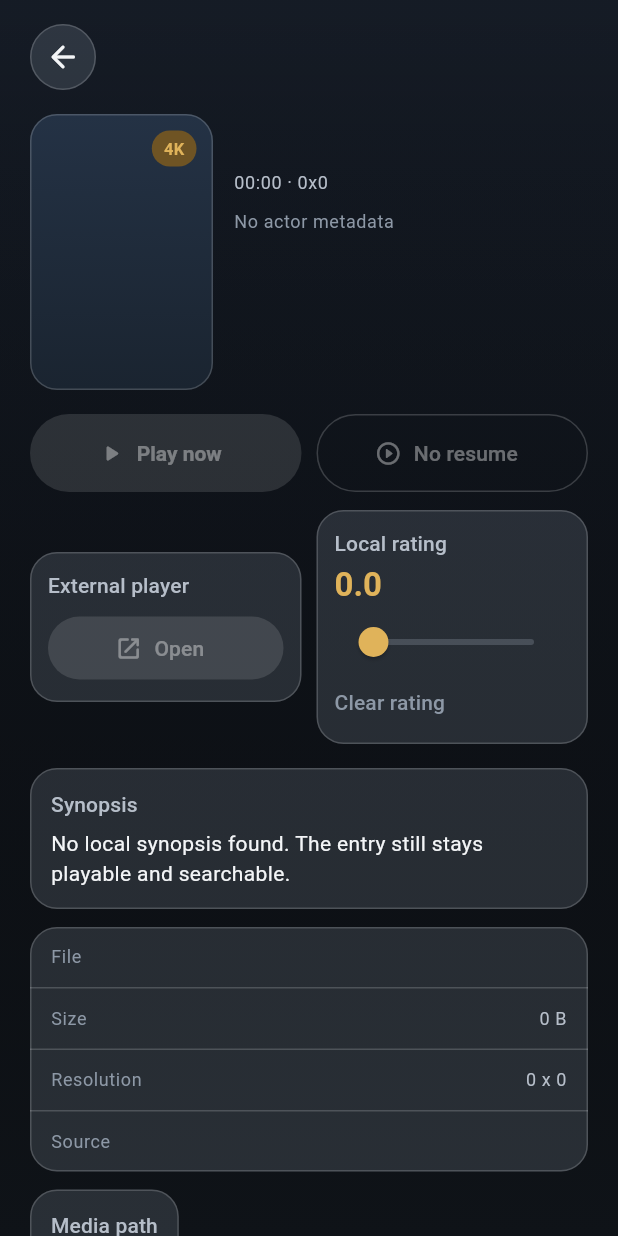
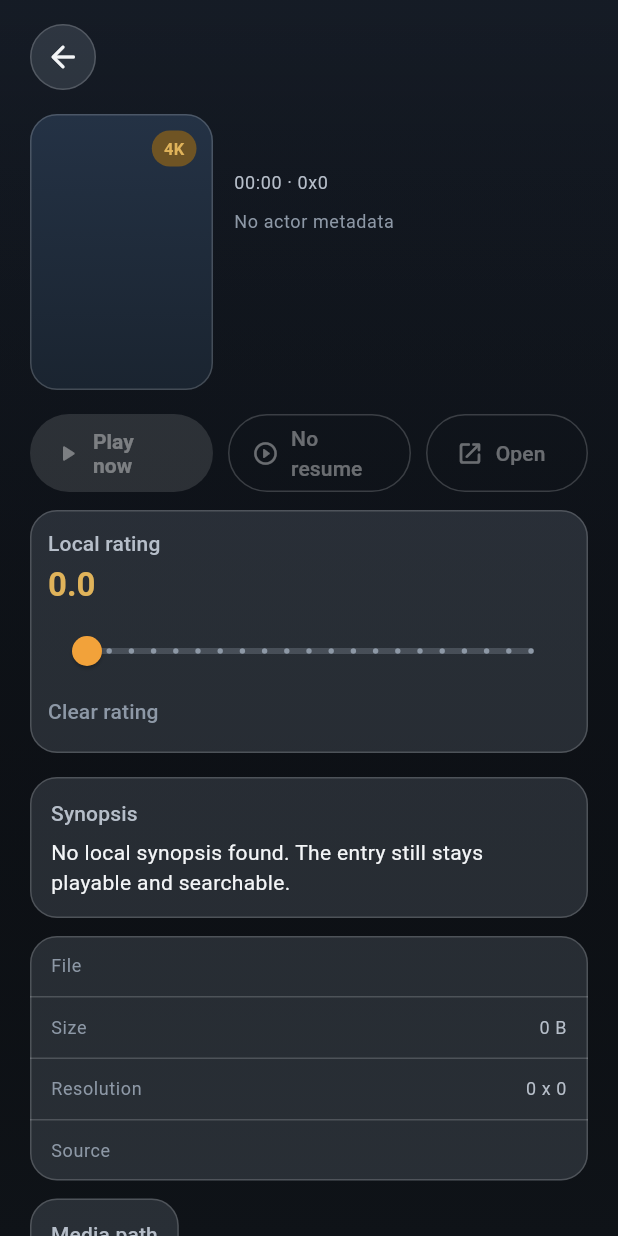
Before and after one commit to BenjaminNH/OneShelf, a Flutter app: the DetailPage screen opened directly with empty values, on a phone screen of 412 x 824 dp. Run offline on Flutter 3.47's test engine with Material 3 defaults, Android fonts, the phone set to English and light mode, and no system bars; our stand-ins replace drift, drift_flutter, flutter_riverpod, video_player; missing offline and left inert: docman; accounts and stored records are empty; generated files the repository leaves out were written again; Roboto replaces fonts that are missing (Noto Sans SC).

Commit message:
fix: refine player gestures and detail actions

```diff
--- a/lib/src/features/detail/presentation/detail_page.dart
+++ b/lib/src/features/detail/presentation/detail_page.dart
@@ -59,10 +59,10 @@ class DetailPage extends StatelessWidget {
                     hasResume: entry.hasResume,
                     onPlay: onPlay,
                     onContinuePlay: onContinuePlay,
+                    onOpenExternal: onOpenExternal,
                   ),
                   const SizedBox(height: 12),
-                  _SecondaryActions(
-                    onOpenExternal: onOpenExternal,
+                  _RatingCard(
                     currentRating: entry.userState?.ratingValue,
                     onRatingChanged: onRatingChanged,
                   ),
@@ -290,11 +290,13 @@ class _ActionRow extends StatelessWidget {
     required this.hasResume,
     required this.onPlay,
     required this.onContinuePlay,
+    required this.onOpenExternal,
   });
 
   final bool hasResume;
   final VoidCallback? onPlay;
   final VoidCallback? onContinuePlay;
+  final VoidCallback? onOpenExternal;
 
   @override
   Widget build(BuildContext context) {
@@ -326,64 +328,39 @@ class _ActionRow extends StatelessWidget {
             ),
           ),
         ),
+        const SizedBox(width: 10),
+        SizedBox(
+          width: 108,
+          child: OutlinedButton.icon(
+            onPressed: onOpenExternal,
+            icon: const Icon(Icons.open_in_new_rounded, size: 18),
+            label: const Text('Open'),
+            style: OutlinedButton.styleFrom(
+              minimumSize: const Size.fromHeight(52),
+              foregroundColor: AppPalette.textPrimary,
+              side: const BorderSide(color: AppPalette.glassBorder),
+            ),
+          ),
+        ),
       ],
     );
   }
 }
 
-class _SecondaryActions extends StatelessWidget {
-  const _SecondaryActions({
-    required this.onOpenExternal,
+class _RatingCard extends StatelessWidget {
+  const _RatingCard({
     required this.currentRating,
     required this.onRatingChanged,
   });
 
-  final VoidCallback? onOpenExternal;
   final double? currentRating;
   final ValueChanged<double?>? onRatingChanged;
 
   @override
   Widget build(BuildContext context) {
-    return Row(
-      children: [
-        Expanded(
-          child: _GlassCard(
+    return _GlassCard(
       padding: const EdgeInsets.all(12),
-            child: Column(
-              crossAxisAlignment: CrossAxisAlignment.start,
-              children: [
-                Text(
-                  'External player',
-                  style: Theme.of(context).textTheme.labelLarge?.copyWith(
-                    color: AppPalette.textSecondary,
-                  ),
-                ),
-                const SizedBox(height: 8),
-                FilledButton.tonalIcon(
-                  onPressed: onOpenExternal,
-                  icon: const Icon(Icons.open_in_new_rounded, size: 18),
-                  label: const Text('Open'),
-                  style: FilledButton.styleFrom(
-                    minimumSize: const Size.fromHeight(42),
-                    foregroundColor: AppPalette.textPrimary,
-                    backgroundColor: AppPalette.glassStrong,
-                  ),
-                ),
-              ],
-            ),
-          ),
-        ),
-        const SizedBox(width: 10),
-        Expanded(
-          child: _GlassCard(
-            padding: const EdgeInsets.all(12),
-            child: _RatingSelector(
-              rating: currentRating,
-              onChanged: onRatingChanged,
-            ),
-          ),
-        ),
-      ],
+      child: _RatingSelector(rating: currentRating, onChanged: onRatingChanged),
     );
   }
 }
@@ -437,19 +414,30 @@ class _RatingSelectorState extends State<_RatingSelector> {
             fontWeight: FontWeight.w700,
           ),
         ),
-        Slider(
+        const SizedBox(height: 6),
+        SliderTheme(
+          data: SliderTheme.of(context).copyWith(
+            activeTrackColor: AppPalette.accent,
+            inactiveTrackColor: AppPalette.glassStrong,
+            thumbColor: AppPalette.accentStrong,
+            overlayColor: AppPalette.accent.withValues(alpha: 0.18),
+            trackHeight: 4,
+            activeTickMarkColor: AppPalette.accentStrong,
+            inactiveTickMarkColor: AppPalette.textMuted,
+            tickMarkShape: const RoundSliderTickMarkShape(tickMarkRadius: 1.8),
+          ),
+          child: Slider(
             value: _value ?? 0,
             min: 0,
             max: 10,
             divisions: 20,
-          activeColor: AppPalette.accent,
-          inactiveColor: AppPalette.glassStrong,
             onChanged: (value) {
               setState(() {
                 _value = value;
               });
             },
             onChangeEnd: (value) => widget.onChanged?.call(value),
+          ),
         ),
         TextButton(
           onPressed: _value == null
--- a/lib/src/features/library/presentation/library_home_page.dart
+++ b/lib/src/features/library/presentation/library_home_page.dart
@@ -53,7 +53,7 @@ class _LibraryHomePageState extends ConsumerState<LibraryHomePage> {
                     sliver: SliverList.list(
                       children: <Widget>[
                         _HeaderSection(mediaCount: entries.length),
-                        const SizedBox(height: 16),
+                        const SizedBox(height: 20),
                         if (recentEntries.isNotEmpty) ...<Widget>[
                           _RecentSection(entries: recentEntries),
                           const SizedBox(height: 14),
```
Also changed, not shown: lib/src/features/player/presentation/player_page.dart (+114 -52 lines), 1 other file. Lines whose indentation alone changed are shown as unchanged.
